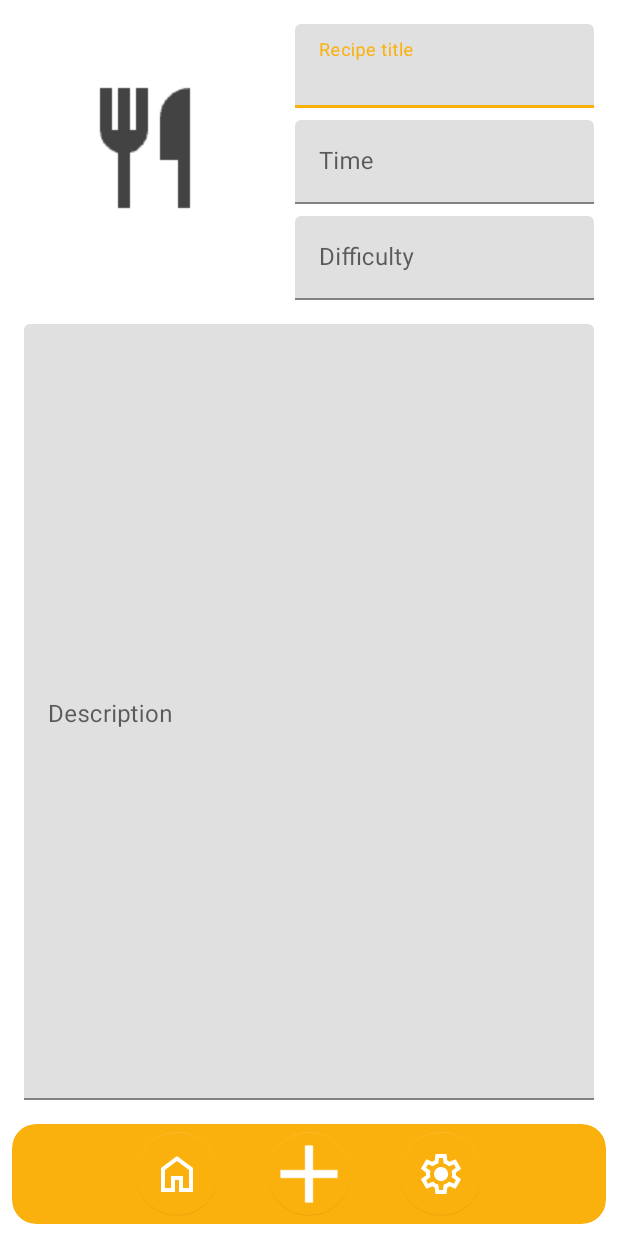
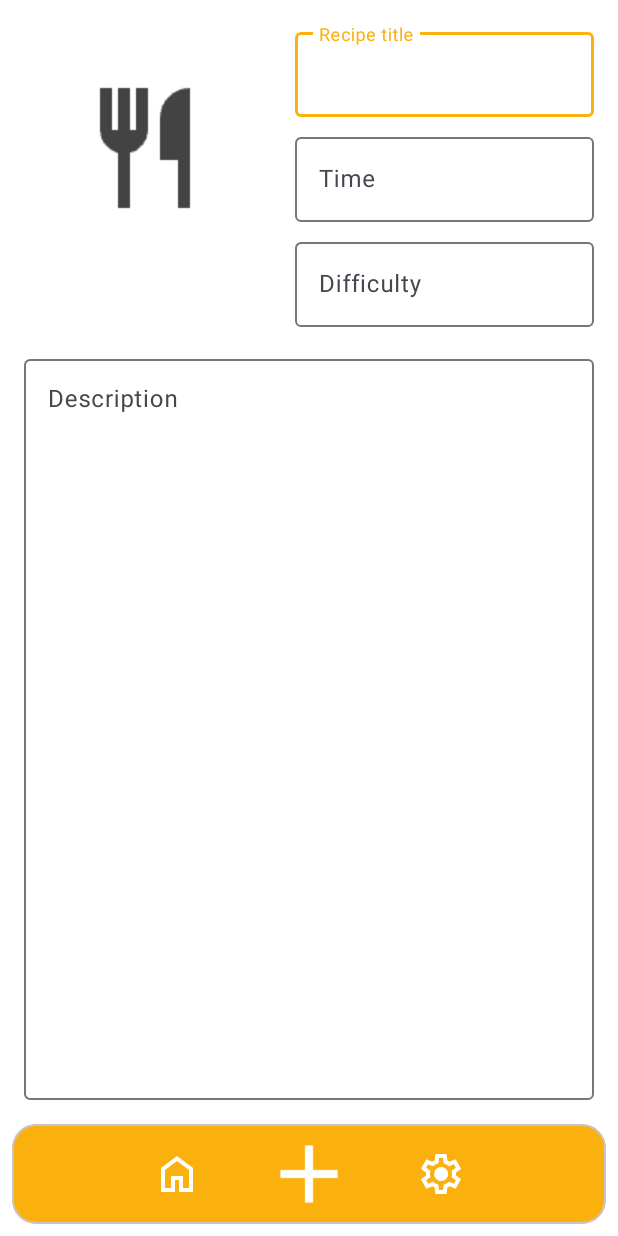
Before and after one commit to andymeneguzzo/RecipeManager, an Android app: the AddRecipeActivity screen opened directly, with no data from a screen before it, on a phone screen of 412 x 824 dp. Run offline under Robolectric (Android 15) with nearby library versions, the phone set to English and light mode, and no system bars; Roboto replaces fonts that are not available here.

Commit message:
back to Material3

```diff
--- a/app/src/main/res/values-night/themes.xml
+++ b/app/src/main/res/values-night/themes.xml
@@ -1,23 +1,23 @@
 <resources xmlns:tools="http://schemas.android.com/tools">
     <!-- Base application theme. -->
-    <style name="Theme.RecipeManager" parent="Theme.MaterialComponents.DayNight.NoActionBar">
-        <!-- Colori primari (rimangono coerenti) -->
+    <style name="Theme.RecipeManager" parent="Theme.Material3.DayNight.NoActionBar">
+        <!-- Colori primari -->
         <item name="colorPrimary">@color/top_bottom_bar_background</item>
-        <item name="colorPrimaryVariant">@color/recipies</item>
+        <item name="colorPrimaryContainer">@color/recipies</item>
         <item name="colorOnPrimary">@color/white</item>
 
         <!-- Colori secondari -->
         <item name="colorSecondary">@color/top_bottom_bar_background</item>
-        <item name="colorSecondaryVariant">@color/recipies</item>
+        <item name="colorSecondaryContainer">@color/recipies</item>
         <item name="colorOnSecondary">@color/white</item>
 
-        <!-- Background e Surface: usiamo un colore scuro -->
+        <!-- Background e surface: usiamo il nero per la modalità scura -->
         <item name="android:colorBackground">@color/black</item>
         <item name="colorSurface">@color/black</item>
 
         <!-- Colori dei testi: testi chiari su sfondo scuro -->
         <item name="android:textColorPrimary">@color/white</item>
         <item name="android:textColorSecondary">@color/white</item>
-        <item name="android:editTextColor">@color/top_bottom_bar_background</item>
+        <item name="android:editTextColor">@color/edit_text</item>
     </style>
 </resources>
--- a/app/src/main/res/values/themes.xml
+++ b/app/src/main/res/values/themes.xml
@@ -1,24 +1,24 @@
 <resources xmlns:tools="http://schemas.android.com/tools">
     <!-- Base application theme. -->
-    <style name="Theme.RecipeManager" parent="Theme.MaterialComponents.Light.NoActionBar">
+    <style name="Theme.RecipeManager" parent="Theme.Material3.Light.NoActionBar">
         <!-- Colori primari -->
         <item name="colorPrimary">@color/top_bottom_bar_background</item>
-        <item name="colorPrimaryVariant">@color/recipies</item>
+        <item name="colorPrimaryContainer">@color/recipies</item>
         <item name="colorOnPrimary">@color/white</item>
 
         <!-- Colori secondari -->
         <item name="colorSecondary">@color/top_bottom_bar_background</item>
-        <item name="colorSecondaryVariant">@color/recipies</item>
+        <item name="colorSecondaryContainer">@color/recipies</item>
         <item name="colorOnSecondary">@color/white</item>
 
-        <!-- Background e Surface -->
+        <!-- Background e surface -->
         <item name="android:colorBackground">@color/white</item>
         <item name="colorSurface">@color/white</item>
 
         <!-- Colori dei testi -->
         <item name="android:textColorPrimary">@color/text_color_not_white</item>
         <item name="android:textColorSecondary">@color/text_color_not_white</item>
-        <item name="android:editTextColor">@color/top_bottom_bar_background</item>
+        <item name="android:editTextColor">@color/edit_text</item>
     </style>
 
 </resources>
```
